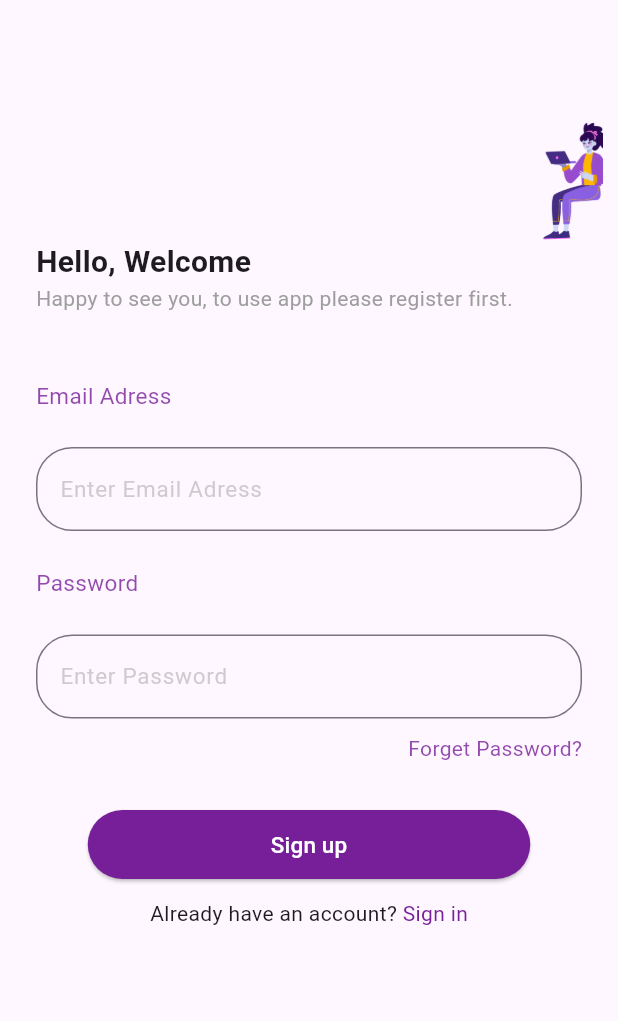
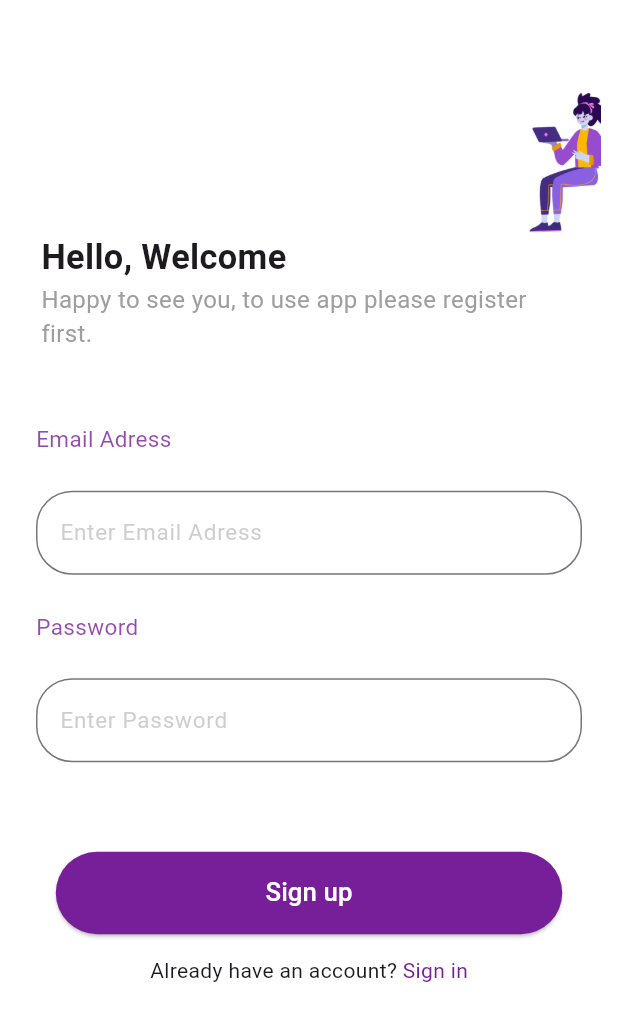
Before and after one commit to radwaadel17/Chat_APP, a Flutter app: the SignIn screen opened by its route, after a tap on "Sign in", after a tap on "Sign up", on a phone screen of 412 x 824 dp. Shown: the top 1021 px of the screen. Run offline on Flutter 3.47's test engine with Material 3 defaults, Android fonts, the phone set to English and light mode, and no system bars; our stand-ins replace firebase_auth, firebase_core, flutter_screenutil, modal_progress_hud_nsn; accounts and stored records are empty.

Commit message:
Handle project to be responsive

```diff
--- a/app/lib/main.dart
+++ b/app/lib/main.dart
@@ -12,6 +12,7 @@ void main() async{
   await Firebase.initializeApp(
   options: DefaultFirebaseOptions.currentPlatform,
 );
+
 }
 
 class ChatApp extends StatelessWidget {
@@ -21,7 +22,7 @@ class ChatApp extends StatelessWidget {
   Widget build(BuildContext context) {
     return ScreenUtilInit(
       designSize: Size(360, 690),
-      minTextAdapt: true,
+      //minTextAdapt: true,
       child: MaterialApp(
         routes: {
           'signUp': (context) => signUp(),
--- a/app/lib/views/Intro view.dart
+++ b/app/lib/views/Intro view.dart
@@ -1,56 +1,61 @@
 import 'package:app/constants.dart';
 import 'package:app/views/sign%20in%20view.dart';
 import 'package:flutter/material.dart';
+import 'package:flutter_screenutil/flutter_screenutil.dart';
+
 class Inro extends StatelessWidget {
   const Inro({super.key});
 
   @override
   Widget build(BuildContext context) {
     return Scaffold(
+    backgroundColor: Colors.white,
     body: Column(
+
      mainAxisAlignment: MainAxisAlignment.center,
       children: [
-      const Padding(
-        padding: EdgeInsets.symmetric(horizontal: 24),
+        SizedBox(height: 20.h,),
+       Padding(
+        padding: EdgeInsets.symmetric(horizontal: 24.w),
         child: Text('Get Closet to Everyone',
         textAlign: TextAlign.left,
          style: TextStyle(
           fontWeight: FontWeight.bold,
-          fontSize: 30,
+          fontSize: 30.sp,
          ),
         ),
       ),
        Padding(
-        padding: const EdgeInsets.symmetric(horizontal: 24),
+        padding: EdgeInsets.symmetric(horizontal: 24.w),
         child: Text('Helps you to contact everyone with just easy way',
         textAlign: TextAlign.left,
          style: TextStyle(
           //fontWeight: FontWeight.bold,
-          fontSize: 14,
+          fontSize: 14.sp,
           color: Colors.grey.withOpacity(0.8),
          ),
         ),
       ),
-      const SizedBox(height: 50,),
-      const Padding(
-        padding: EdgeInsets.symmetric(horizontal: 24),
+       SizedBox(height: 50.h,),
+       Padding(
+        padding: EdgeInsets.symmetric(horizontal: 24.w),
         child: Padding(
-          padding: EdgeInsets.only(right: 35),
+          padding: EdgeInsets.only(right: 35.w),
           child: SizedBox(
-            height: 310 ,
+            height: 310.h ,
             child: Image(image: AssetImage('assets/images/Dayflow Best Friends.png'
             )),
           ),
         ),
       ),
-     const SizedBox(height: 50,),
+      SizedBox(height: 30.h,),
       ElevatedButton(onPressed: (){
        Navigator.pushNamed(context,'signIn');
       } ,
        style: ElevatedButton.styleFrom(
         backgroundColor: KColor,
-        fixedSize: const Size(295, 46),
-        shape: RoundedRectangleBorder(borderRadius: BorderRadius.circular(24)),
+        fixedSize:  Size(295.w, 46.h),
+        shape: RoundedRectangleBorder(borderRadius: BorderRadius.circular(24.r)),
        ),
        child: const Text(
         'Get Started' ,
--- a/app/lib/views/sign in view.dart
+++ b/app/lib/views/sign in view.dart
@@ -3,49 +3,60 @@ import 'package:app/constants.dart';
 import 'package:app/views/sign%20up%20view.dart';
 import 'package:flutter/material.dart';
 import 'package:firebase_auth/firebase_auth.dart';
+import 'package:modal_progress_hud_nsn/modal_progress_hud_nsn.dart';
+import 'package:flutter_screenutil/flutter_screenutil.dart';
 
-class SignIn extends StatelessWidget {
+class SignIn extends StatefulWidget {
   const SignIn({super.key});
 
   @override
-  Widget build(BuildContext context) {
+  State<SignIn> createState() => _SignInState();
+}
+
+class _SignInState extends State<SignIn> {
   String? email;
   String? password;
+  bool IsLoading = false ;
+  @override
+  Widget build(BuildContext context) {
     GlobalKey<FormState> formKey = GlobalKey();
-    return Scaffold(
+    return ModalProgressHUD(
+      inAsyncCall: IsLoading,
+      child: Scaffold(
+            backgroundColor: Colors.white,
         resizeToAvoidBottomInset: true,
         body: Form(
           key: formKey,
           child: ListView(children: [
-          const SizedBox(height: 80),
-          const Align(
+            SizedBox(height: 50.h),
+             Align(
               alignment: Alignment.topRight,
               child: Padding(
-              padding: EdgeInsets.symmetric(horizontal: 10),
+                padding: EdgeInsets.symmetric(horizontal: 10.w),
                 child: SizedBox(
-                  height: 80,
-                  child: Image(
+                    height: 80.h,
+                    child: const Image(
                         image: AssetImage('assets/images/Dayflow Sitting.png'))),
               ),
             ),
-          const Padding(
-            padding: EdgeInsets.symmetric(horizontal: 24),
+             Padding(
+              padding: EdgeInsets.symmetric(horizontal: 24.w),
               child: Text(
                 'Hello, Welcome Back',
                 textAlign: TextAlign.left,
-              style: TextStyle(fontSize: 20, fontWeight: FontWeight.bold),
+                style: TextStyle(fontSize: 20.sp, fontWeight: FontWeight.bold),
               ),
             ),
-          const Padding(
-            padding: EdgeInsets.symmetric(horizontal: 24),
+             Padding(
+              padding: EdgeInsets.symmetric(horizontal: 24.w),
               child: Text(
                 'Happy to see you again, to use your account please login first.',
                 textAlign: TextAlign.left,
-              style: TextStyle(fontSize: 14, color: Colors.grey),
+                style: TextStyle(fontSize: 14.sp, color: Colors.grey),
               ),
             ),
-          const SizedBox(
-            height: 20,
+             SizedBox(
+              height: 20.h,
             ),
             customTextfield(
               txt: 'Email Adress',
@@ -62,7 +73,7 @@ class SignIn extends StatelessWidget {
             Align(
               alignment: Alignment.topRight,
               child: Padding(
-              padding: const EdgeInsets.symmetric(horizontal: 24, vertical: 10),
+                padding:  EdgeInsets.symmetric(horizontal: 24.w, vertical: 10.h),
                 child: Text(
                   'Forget Password?',
                   style: TextStyle(
@@ -71,22 +82,28 @@ class SignIn extends StatelessWidget {
                 ),
               ),
             ),
-          const SizedBox(
-            height: 20,
+             SizedBox(
+              height: 20.h,
             ),
             Center(
               child: Padding(
-              padding: const EdgeInsets.symmetric(horizontal: 24),
+                padding: EdgeInsets.symmetric(horizontal: 24.w),
                 child: ElevatedButton(
                   onPressed: () async {
                     if (formKey.currentState!.validate()) {
+                      IsLoading = true;
+                      setState(() {
+
+                      });
                       try {
                         final credential = await FirebaseAuth.instance
                             .signInWithEmailAndPassword(
                           email: email!,
                           password: password!,
                         );
+                        ShowSnackBar(context, 'Sucsess Login');
                         Navigator.pushNamed(context, 'ch');
+
                       } on FirebaseAuthException catch (e) {
                         if (e.code == 'user-not-found') {
                           ShowSnackBar(context, 'No user found for that email.');
@@ -97,6 +114,10 @@ class SignIn extends StatelessWidget {
                       } catch (e) {
                         ShowSnackBar(context, e.toString());
                       }
+                      IsLoading = false ;
+                      setState(() {
+
+                      });
                     }
                     else{
 
@@ -104,14 +125,14 @@ class SignIn extends StatelessWidget {
                   },
                   style: ElevatedButton.styleFrom(
                     backgroundColor: KColor,
-                  fixedSize: const Size(295, 46),
+                    fixedSize:  Size(295.w, 46.h),
                     shape: RoundedRectangleBorder(
-                      borderRadius: BorderRadius.circular(24)),
+                        borderRadius: BorderRadius.circular(24.r)),
                   ),
-                child: const Text(
+                  child:  Text(
                     'Sign in',
                     style: TextStyle(
-                    fontSize: 15,
+                      fontSize: 15.sp,
                       color: Colors.white,
                     ),
                   ),
@@ -119,7 +140,7 @@ class SignIn extends StatelessWidget {
               ),
             ),
             Padding(
-            padding: EdgeInsets.symmetric(horizontal: 24, vertical: 12),
+              padding: EdgeInsets.symmetric(horizontal: 24.w, vertical: 12.h),
               child: Row(
                 mainAxisAlignment: MainAxisAlignment.center,
                 children: [
@@ -144,6 +165,7 @@ class SignIn extends StatelessWidget {
             // SizedBox(height: 50,),
           ]),
         ),
+      ),
     );
   }
 
--- a/app/lib/views/sign up view.dart
+++ b/app/lib/views/sign up view.dart
@@ -1,6 +1,8 @@
 import 'package:flutter/material.dart';
 import '../Componets/Text field design.dart';
 import 'package:firebase_auth/firebase_auth.dart';
+import 'package:flutter_screenutil/flutter_screenutil.dart';
+
 
 class signUp extends StatelessWidget {
   const signUp({super.key});
@@ -11,39 +13,40 @@ class signUp extends StatelessWidget {
     String? password;
     GlobalKey<FormState> formKey = GlobalKey();
     return Scaffold(
+          backgroundColor: Colors.white,
       resizeToAvoidBottomInset: true,
       body: Form(
         key: formKey,
         child: ListView(children: [
-          const SizedBox(height: 80),
-          const Align(
+           SizedBox(height: 50.h),
+           Align(
             alignment: Alignment.topRight,
             child: Padding(
-              padding: EdgeInsets.symmetric(horizontal: 10),
+              padding: EdgeInsets.symmetric(horizontal: 10.w),
               child: SizedBox(
-                  height: 80,
+                  height: 80.h,
                   child: Image(
                       image: AssetImage('assets/images/Dayflow Sitting.png'))),
             ),
           ),
-          const Padding(
-            padding: EdgeInsets.symmetric(horizontal: 24),
+           Padding(
+            padding: EdgeInsets.symmetric(horizontal: 24.w),
             child: Text(
               'Hello, Welcome ',
               textAlign: TextAlign.left,
-              style: TextStyle(fontSize: 20, fontWeight: FontWeight.bold),
+              style: TextStyle(fontSize: 20.sp, fontWeight: FontWeight.bold),
             ),
           ),
-          const Padding(
-            padding: EdgeInsets.symmetric(horizontal: 24),
+          Padding(
+            padding: EdgeInsets.symmetric(horizontal: 24.w),
             child: Text(
               'Happy to see you, to use app please register first.',
               textAlign: TextAlign.left,
-              style: TextStyle(fontSize: 14, color: Colors.grey),
+              style: TextStyle(fontSize: 14.sp, color: Colors.grey),
             ),
           ),
-          const SizedBox(
-            height: 20,
+         SizedBox(
+            height: 20.h,
           ),
           customTextfield(
             txt: 'Email Adress',
@@ -57,24 +60,13 @@ class signUp extends StatelessWidget {
               password = data;
             },
           ),
-          Align(
-            alignment: Alignment.topRight,
-            child: Padding(
-              padding: const EdgeInsets.symmetric(horizontal: 24, vertical: 10),
-              child: Text(
-                'Forget Password?',
-                style: TextStyle(
-                  color: const Color(0xff771F98).withOpacity(0.8),
-                ),
-              ),
-            ),
-          ),
-          const SizedBox(
-            height: 20,
+
+          SizedBox(
+            height: 50.h,
           ),
           Center(
             child: Padding(
-              padding: const EdgeInsets.symmetric(horizontal: 24),
+              padding:  EdgeInsets.symmetric(horizontal: 24.w),
               child: ElevatedButton(
                 onPressed: () async {
                   if (formKey.currentState!.validate()) {
@@ -102,19 +94,19 @@ class signUp extends StatelessWidget {
                 },
                 style: ElevatedButton.styleFrom(
                   backgroundColor: const Color(0xff771F98),
-                  fixedSize: const Size(295, 46),
+                  fixedSize:  Size(295.w, 46.h),
                   shape: RoundedRectangleBorder(
-                      borderRadius: BorderRadius.circular(24)),
+                      borderRadius: BorderRadius.circular(24.r)),
                 ),
-                child: const Text(
+                child:  Text(
                   'Sign up',
-                  style: TextStyle(fontSize: 15, color: Colors.white),
+                  style: TextStyle(fontSize: 15.sp, color: Colors.white),
                 ),
               ),
             ),
           ),
           Padding(
-            padding: EdgeInsets.symmetric(horizontal: 24, vertical: 12),
+            padding: EdgeInsets.symmetric(horizontal: 24.w, vertical: 12.h),
             child: Row(
               mainAxisAlignment: MainAxisAlignment.center,
               children: [
```
Lines whose indentation alone changed are shown as unchanged.
